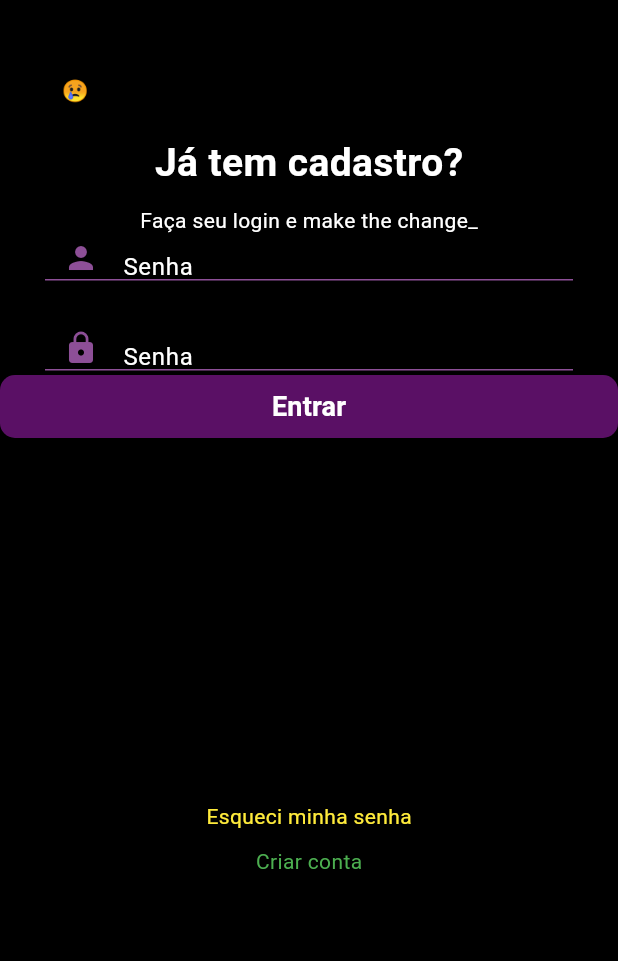
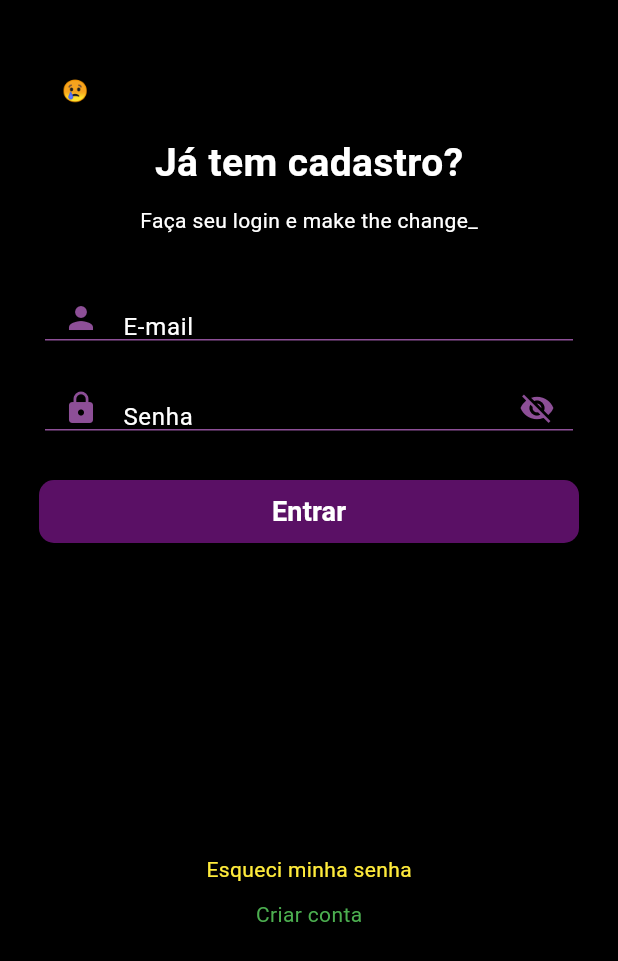
Before and after one commit to stringercj12/dio_app_flutter, a Flutter app: the screen it shows after launch, on a phone screen of 412 x 824 dp. Shown: the top 961 px of the screen. Run offline on Flutter 3.47's test engine with Material 2 defaults, Android fonts, the phone set to English and light mode, and no system bars; network calls fail.

Commit message:
TextField escondendo a senha

```diff
--- a/lib/src/features/login/login_page.dart
+++ b/lib/src/features/login/login_page.dart
@@ -8,6 +8,10 @@ class LoginPage extends StatefulWidget {
 }
 
 class _LoginPageState extends State<LoginPage> {
+  String email = '';
+  String senha = '';
+  bool isObscureText = true;
+
   @override
   Widget build(BuildContext context) {
     return Scaffold(
@@ -61,16 +65,22 @@ class _LoginPageState extends State<LoginPage> {
                     color: Colors.white,
                   ),
                 ),
+                const SizedBox(
+                  height: 40,
+                ),
                 Container(
                   width: double.infinity,
                   margin: const EdgeInsets.symmetric(horizontal: 30),
                   height: 30,
                   alignment: Alignment.center,
-                  child: const TextField(
-                    style: TextStyle(
+                  child: TextField(
+                    onChanged: (value) {
+                      email = value;
+                    },
+                    style: const TextStyle(
                       color: Colors.white,
                     ),
-                    decoration: InputDecoration(
+                    decoration: const InputDecoration(
                       contentPadding: EdgeInsets.only(top: 0),
                       enabledBorder: UnderlineInputBorder(
                         borderSide: BorderSide(
@@ -82,7 +92,7 @@ class _LoginPageState extends State<LoginPage> {
                           color: Color.fromARGB(255, 141, 79, 151),
                         ),
                       ),
-                      hintText: 'Senha',
+                      hintText: 'E-mail',
                       hintStyle: TextStyle(color: Colors.white),
                       prefixIcon: Icon(
                         Icons.person,
@@ -99,35 +109,60 @@ class _LoginPageState extends State<LoginPage> {
                   margin: const EdgeInsets.symmetric(horizontal: 30),
                   height: 30,
                   alignment: Alignment.center,
-                  child: const TextField(
-                    style: TextStyle(
+                  child: TextField(
+                    obscureText: isObscureText,
+                    onChanged: (value) {
+                      senha = value;
+                    },
+                    style: const TextStyle(
                       color: Colors.white,
                     ),
                     decoration: InputDecoration(
-                      contentPadding: EdgeInsets.only(top: 0),
-                      enabledBorder: UnderlineInputBorder(
+                      contentPadding: const EdgeInsets.only(top: 0),
+                      enabledBorder: const UnderlineInputBorder(
                         borderSide: BorderSide(
                           color: Color.fromARGB(255, 141, 79, 151),
                         ),
                       ),
-                      focusedBorder: UnderlineInputBorder(
+                      focusedBorder: const UnderlineInputBorder(
                         borderSide: BorderSide(
                           color: Color.fromARGB(255, 141, 79, 151),
                         ),
                       ),
                       hintText: 'Senha',
-                      hintStyle: TextStyle(color: Colors.white),
-                      prefixIcon: Icon(
+                      hintStyle: const TextStyle(color: Colors.white),
+                      prefixIcon: const Icon(
                         Icons.lock,
                         color: Color.fromARGB(255, 141, 79, 151),
+                      ),
+                      suffixIcon: InkWell(
+                        onTap: () {
+                          setState(() {
+                            isObscureText = !isObscureText;
+                          });
+                        },
+                        child: Icon(
+                          isObscureText
+                              ? Icons.visibility_off
+                              : Icons.visibility,
+                          color: const Color.fromARGB(255, 141, 79, 151),
                         ),
                       ),
                     ),
                   ),
-                SizedBox(
+                ),
+                const SizedBox(
+                  height: 30,
+                ),
+                Padding(
+                  padding: const EdgeInsets.symmetric(horizontal: 26),
+                  child: SizedBox(
                     width: double.infinity,
                     child: TextButton(
-                    onPressed: () {},
+                      onPressed: () {
+                        print(email);
+                        print(senha);
+                      },
                       style: ButtonStyle(
                         shape: MaterialStateProperty.all(
                           RoundedRectangleBorder(
@@ -144,6 +179,7 @@ class _LoginPageState extends State<LoginPage> {
                           fontSize: 18,
                           fontWeight: FontWeight.w700,
                           color: Colors.white,
+                        ),
                       ),
                     ),
                   ),
```
Lines whose indentation alone changed are shown as unchanged.
